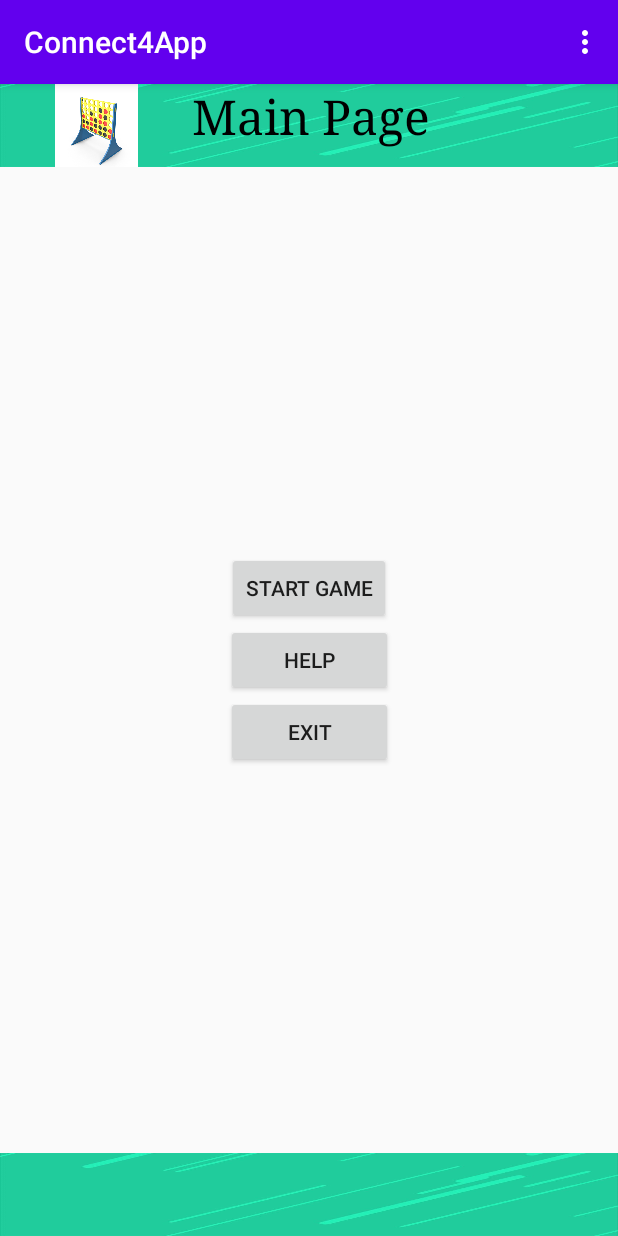
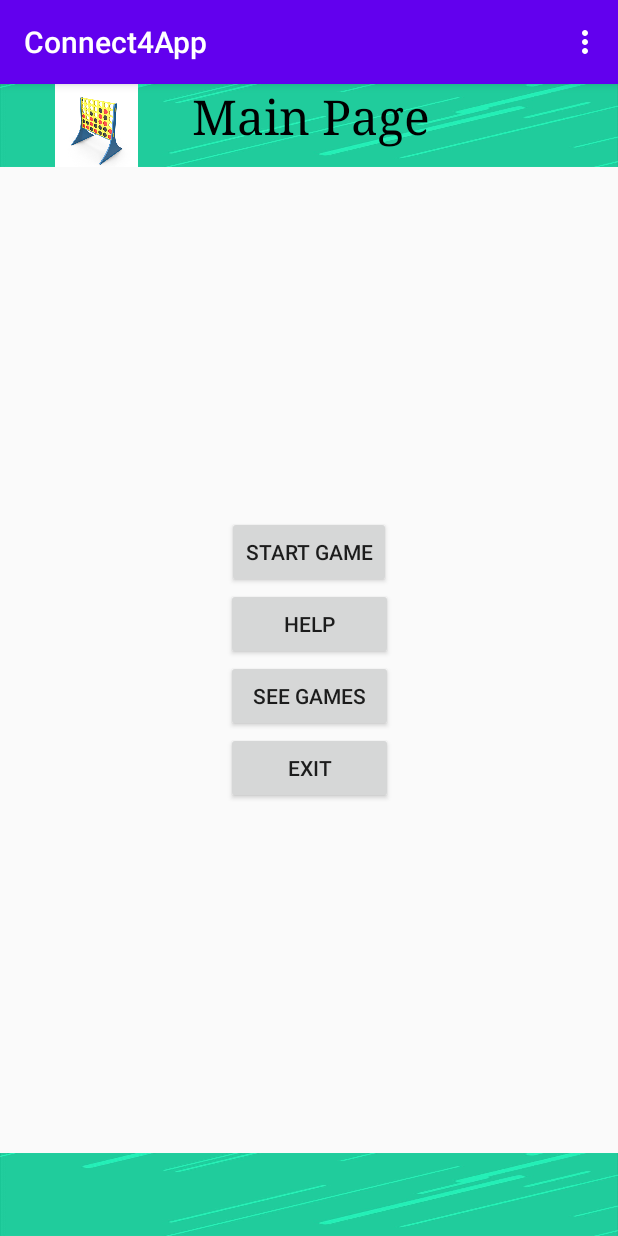
Before and after one commit to Navy22junda/Connect4, an Android app: the screen it shows after launch (MainActivity), on a phone screen of 412 x 824 dp. Run offline under Robolectric (Android 15) with nearby library versions, the phone set to English and light mode, and no system bars.

Commit message:
All done except SQLite in SavedGames

```diff
--- a/App/app/src/main/AndroidManifest.xml
+++ b/App/app/src/main/AndroidManifest.xml
@@ -19,6 +19,7 @@
         <activity android:name=".Activities.Help"></activity>
         <activity android:name=".Activities.Preferences"></activity>
         <activity android:name=".Activities.Results"></activity>
+        <activity android:name=".Activities.GamesPlayed"></activity>
         <activity android:name=".Activities.ContainerFragments"></activity>
     </application>
 
--- /dev/null
+++ b/App/app/src/main/java/com/example/connect4app/Activities/DetailFragment.java
@@ -0,0 +1,4 @@
+package com.example.connect4app.Activities;
+
+public class DetailFragment {
+}
--- a/App/app/src/main/java/com/example/connect4app/Activities/MainActivity.java
+++ b/App/app/src/main/java/com/example/connect4app/Activities/MainActivity.java
@@ -25,10 +25,12 @@ public class MainActivity extends AppCompatActivity implements View.OnClickListe
 
         Button start = findViewById(R.id.buttonStart);
         Button help = findViewById(R.id.buttonHelp);
+        Button game = findViewById(R.id.buttonGames);
         Button exit = findViewById(R.id.buttonExit);
 
         start.setOnClickListener(this);
         help.setOnClickListener(this);
+        game.setOnClickListener(this);
         exit.setOnClickListener(this);
 
 
@@ -49,6 +51,11 @@ public class MainActivity extends AppCompatActivity implements View.OnClickListe
 
             case R.id.buttonHelp:
                 intent = new Intent(this, Help.class);
+                startActivity(intent);
+                break;
+
+            case R.id.buttonGames:
+                intent = new Intent(this, GamesPlayed.class);
                 startActivity(intent);
                 break;
 
--- a/App/app/src/main/java/com/example/connect4app/Activities/Results.java
+++ b/App/app/src/main/java/com/example/connect4app/Activities/Results.java
@@ -41,6 +41,8 @@ public class Results extends AppCompatActivity implements View.OnClickListener {
         String player = intent.getStringExtra("Guanyador");
         int temps = intent.getIntExtra("Temps",0);
         logMessage.setText("Alias: "+ player +" Han sobrat "+ temps + " segons");
+        email.setText("example@email.com");
+
     }
 
     @Override
--- a/App/app/src/main/res/layout/activity_main.xml
+++ b/App/app/src/main/res/layout/activity_main.xml
@@ -29,6 +29,13 @@
             android:layout_height="wrap_content"
             android:layout_gravity="center"
             android:text="@string/helpButton" />
+
+        <Button
+            android:id="@+id/buttonGames"
+            android:layout_width="111dp"
+            android:layout_height="wrap_content"
+            android:layout_gravity="center"
+            android:text="@string/consult" />
 
         <Button
             android:id="@+id/buttonExit"
--- a/App/app/src/main/res/values/strings.xml
+++ b/App/app/src/main/res/values/strings.xml
@@ -21,4 +21,7 @@
     <string name="emptyAlias">\You did not enter a username</string>
     <string name="fullColumn">The column is full chose another</string>
     <string name="LogTitle">LOG...</string>
+    <string name="consult">See games</string>
+    <string name="back">Back</string>
+    <string name="back2">Back</string>
 </resources>
```
Also changed, not shown: App/app/src/main/java/com/example/connect4app/Activities/AccessFragment.java (added, +39 -0 lines), App/app/src/main/java/com/example/connect4app/Activities/GamesPlayed.java (added, +18 -0 lines), App/app/src/main/res/layout/activity_gamesplayed.xml (added, +13 -0 lines), App/app/src/main/res/layout/fragment_access.xml (added, +18 -0 lines), App/app/src/main/res/layout/fragment_detail.xml (added, +7 -0 lines).
